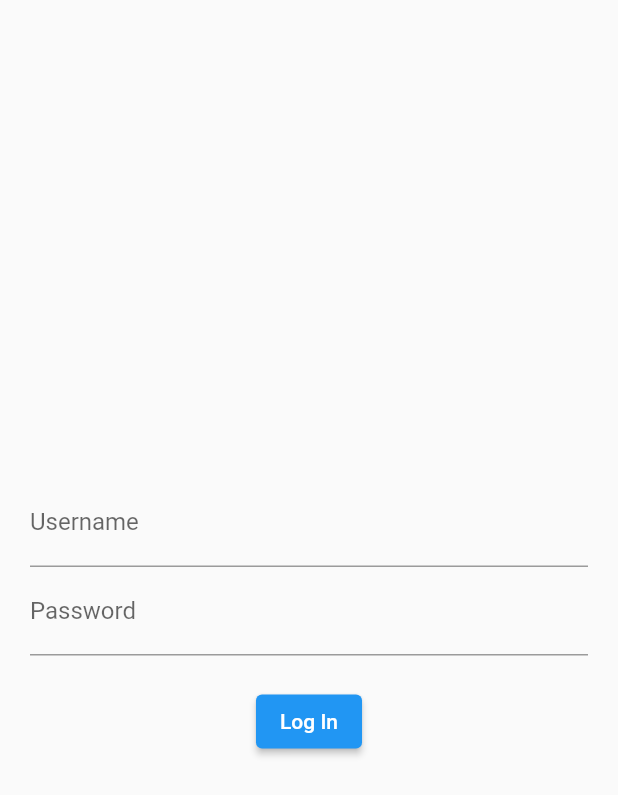
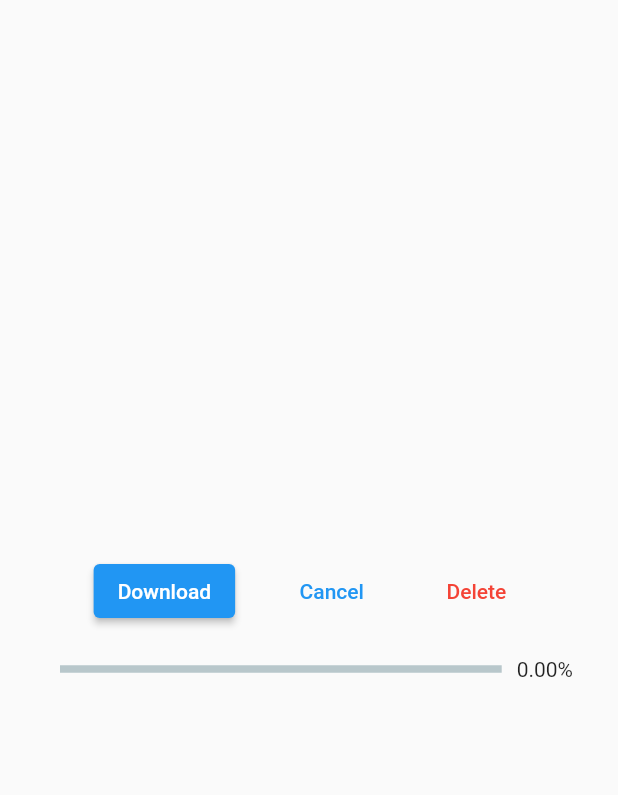
Before and after one commit to joaquinvivo/Dio_Course, a Flutter app: the screen it shows after launch, on a phone screen of 412 x 824 dp. Shown: the top 795 px of the screen. Run offline on Flutter 3.47's test engine with Material 2 defaults, Android fonts, the phone set to English and light mode, and no system bars; drawn by our look-alikes of percent_indicator; our stand-ins replace dio, image_picker, shared_preferences.

Commit message:
file management

```diff
--- /dev/null
+++ b/lib/dio/dio_file_download.dart
@@ -0,0 +1,158 @@
+import 'dart:io';
+
+import 'package:dio/dio.dart';
+import 'package:dio_playground/dio/dio_client.dart';
+import 'package:flutter/material.dart';
+import 'package:flutter/src/foundation/key.dart';
+import 'package:flutter/src/widgets/framework.dart';
+import 'package:path_provider/path_provider.dart';
+import 'package:percent_indicator/linear_percent_indicator.dart';
+
+class FileDownload extends StatefulWidget {
+  const FileDownload({Key? key}) : super(key: key);
+
+  @override
+  State<FileDownload> createState() => _FileDownloadState();
+}
+
+class _FileDownloadState extends State<FileDownload> {
+  final String _downloadPath =
+      'https://logowik.com/content/uploads/images/flutter5786.jpg';
+  // 'https://dl.google.com/chrome/mac/stable/GGRO/googlechrome.dmg';
+  File? _imageFile;
+  late String _destPath;
+  late CancelToken _cancelToken;
+  bool _downloading = false;
+  double _downloadRatio = 0.0;
+  String _downloadIndicator = '0.00%';
+
+  @override
+  void initState() {
+    super.initState();
+    getApplicationDocumentsDirectory()
+        .then((tempDir) => {_destPath = '${tempDir.path}/file.dmg'});
+  }
+
+  _downloadFile(
+    String downloadPath,
+    String destPath,
+  ) async {
+    _cancelToken = CancelToken();
+    _downloading = true;
+    try {
+      await DioClient.dio
+          .download(downloadPath, destPath, cancelToken: _cancelToken,
+              onReceiveProgress: (int received, int total) {
+        if (total != -1) {
+          if (!_cancelToken.isCancelled) {
+            setState(() {
+              _downloadRatio = received / total;
+              if (_downloadRatio == 1) {
+                _downloading = false;
+                _imageFile = File(_destPath);
+              }
+              _downloadIndicator =
+                  '${(_downloadRatio * 100).toStringAsFixed(2)}%';
+            });
+          }
+        }
+      });
+    } on DioError catch (e) {
+      if (CancelToken.isCancel(e)) {
+        debugPrint('Request cancelled! ${e.message}');
+      }
+    } on Exception catch (e) {
+      debugPrint(e.toString());
+    }
+  }
+
+  void _cancelDownload() {
+    if (_downloadRatio < 1.0) {
+      _cancelToken.cancel();
+      _downloading = false;
+      setState(() {
+        _downloadRatio = 0;
+        _downloadIndicator = '0.00%';
+      });
+    }
+  }
+
+  void _deleteFile(String destPath) {
+    try {
+      File downloadedFile = File(destPath);
+      if (downloadedFile.existsSync()) {
+        downloadedFile.delete();
+        setState(() {
+          _downloading = false;
+          _imageFile = null;
+          _downloadRatio = 0;
+          _downloadIndicator = '0.00%';
+        });
+        debugPrint('Delete file successfull');
+      } else {
+        debugPrint('File doesn\'t exist');
+      }
+    } catch (e) {
+      throw Exception(e);
+    }
+  }
+
+  @override
+  Widget build(BuildContext context) {
+    return Scaffold(
+      body: Center(
+        child: Padding(
+          padding: const EdgeInsets.all(30),
+          child: Column(
+            mainAxisAlignment: MainAxisAlignment.center,
+            children: [
+              if (_imageFile != null)
+                SizedBox(
+                  width: 200,
+                  height: 200,
+                  child: Image.file(
+                    _imageFile!,
+                    fit: BoxFit.cover,
+                  ),
+                ),
+              Row(
+                mainAxisAlignment: MainAxisAlignment.spaceEvenly,
+                children: [
+                  ElevatedButton(
+                    onPressed: () => _downloadFile(
+                      _downloadPath,
+                      _destPath,
+                    ),
+                    child: const Text('Download'),
+                  ),
+                  TextButton(
+                    onPressed: _cancelDownload,
+                    child: const Text('Cancel'),
+                  ),
+                  TextButton(
+                    style: TextButton.styleFrom(primary: Colors.red),
+                    onPressed:
+                        _downloading ? null : () => _deleteFile(_destPath),
+                    child: const Text('Delete'),
+                  ),
+                ],
+              ),
+              const SizedBox(height: 20),
+              Row(
+                children: [
+                  Expanded(
+                    child: LinearPercentIndicator(
+                      percent: _downloadRatio,
+                      progressColor: Colors.blue,
+                    ),
+                  ),
+                  Text(_downloadIndicator),
+                ],
+              )
+            ],
+          ),
+        ),
+      ),
+    );
+  }
+}
--- a/pubspec.yaml
+++ b/pubspec.yaml
@@ -15,6 +15,7 @@ dependencies:
   path_provider: ^2.0.11
   dio_cookie_manager: ^2.0.0
   image_picker: ^0.8.5+3
+  percent_indicator: ^4.2.2
 
 dev_dependencies:
   flutter_test:
```
Also changed, not shown: lib/dio/dio_file_manager.dart (added, +74 -0 lines), lib/main.dart (+46 -42 lines), pubspec.lock, 1 other file.
